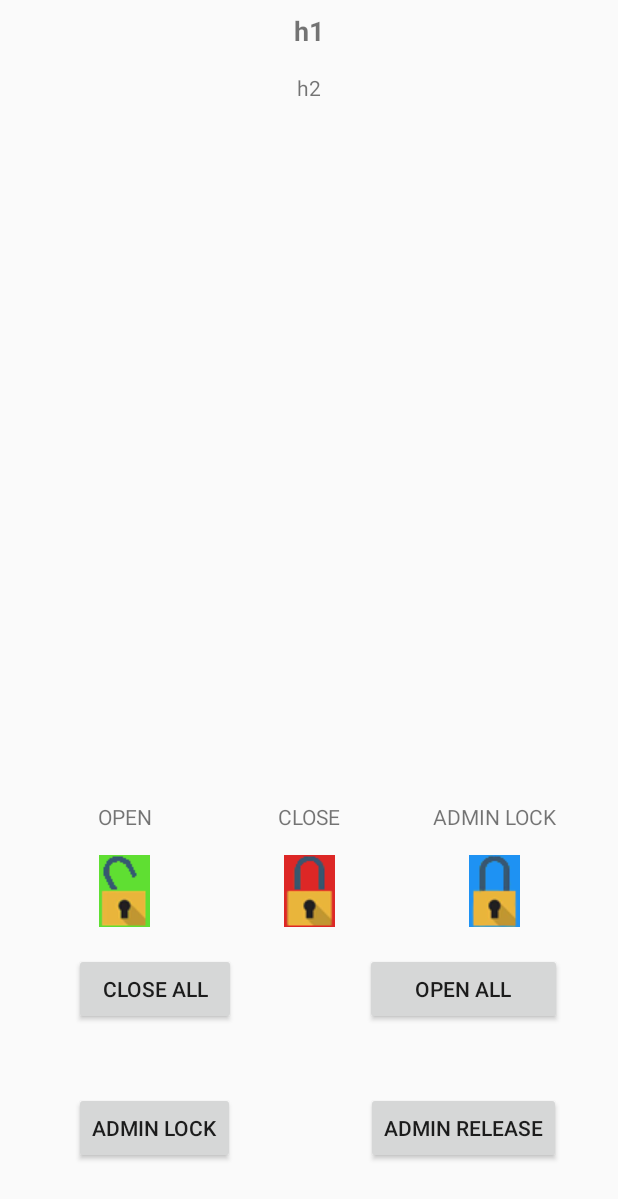
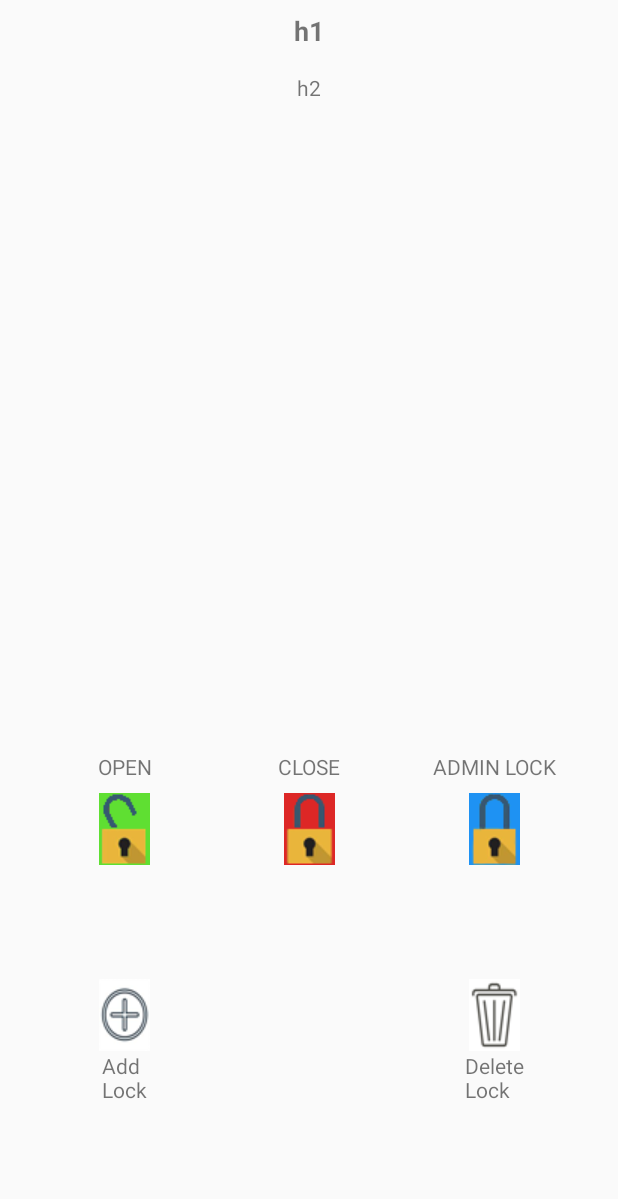
Before and after one commit to dudu4646/LockedApp, an Android app: the HouseScreen screen opened directly, with no data from a screen before it, on a phone screen of 412 x 824 dp. Shown: the top 1199 px of the screen. Run offline under Robolectric (Android 15) with nearby library versions, the phone set to English and light mode, and no system bars; our stand-ins replace Firebase (no records; nobody signed in at launch, a user with empty details on screens opened directly); 5 statements that could not run were skipped.

Commit message:
03/08/19 home screen changes needs to build add lock and delete lock

```diff
--- a/app/src/main/java/packet/com/lockedappproject/Activities/HouseScreen.java
+++ b/app/src/main/java/packet/com/lockedappproject/Activities/HouseScreen.java
@@ -1,11 +1,13 @@
 package packet.com.lockedappproject.Activities;
 
+import android.content.Intent;
 import android.graphics.Color;
 import android.graphics.Typeface;
 import android.os.Bundle;
 import android.view.View;
-import android.widget.Button;
+import android.widget.ImageView;
 import android.widget.TextView;
+import android.widget.Toast;
 
 import androidx.appcompat.app.AppCompatActivity;
 import androidx.recyclerview.widget.LinearLayoutManager;
@@ -26,7 +28,7 @@ public class HouseScreen extends AppCompatActivity implements HouseScreenAdapt.I
 
     private TextView h1, h2, checkNum;
     private RecyclerView lockList;
-    private Button closeAll, openAll, closeAdmin, openAdmin;
+    private ImageView open, close, admin,addImg,dltImg;
     private HouseScreenAdapt adapt;
     private House house;
     private List<Lock> arr;
@@ -51,74 +53,87 @@ public class HouseScreen extends AppCompatActivity implements HouseScreenAdapt.I
         lockList.setAdapter(adapt);
         //List<Lock>
         arr = new ArrayList<>();
-        //Button
-        openAll = findViewById(R.id.openAll);
-        openAll.setOnClickListener(new View.OnClickListener() {
+        //ImageView
+        open = findViewById(R.id.opemImg);
+        open.setOnClickListener(new View.OnClickListener() {
             @Override
             public void onClick(View view) {
                 if (arr.size() == 0)
-                    Snackbar.make(view, "Select locks first", Snackbar.LENGTH_SHORT).show();
+                    Snackbar.make(view, "Choose Lock to open", Snackbar.LENGTH_SHORT);
                 else {
                     boolean flg = false;
-                    for (Lock l : arr)
-                        if (l.status.equalsIgnoreCase("lock"))
-                            flg = false;
-                        else if (l.status.equalsIgnoreCase("close"))
+                    for (Lock l : arr) {
+                        boolean admin = l.admin.contains(FireBase.getUid());
+                        if (l.status.equalsIgnoreCase("close") ||
+                            (l.status.equalsIgnoreCase("lock") && admin))
                             FireBase.changeLockTo(l, "open");
+                        else
+                            flg = (l.status.equalsIgnoreCase("lock") && !admin) || flg;
+                    }
                     if (flg)
                         Snackbar.make(view, R.string.generalLockAlert, Snackbar.LENGTH_LONG).show();
                 }
             }
         });
-        closeAll = findViewById(R.id.closaAll);
-        closeAll.setOnClickListener(new View.OnClickListener() {
+        close = findViewById(R.id.closeImg);
+        close.setOnClickListener(new View.OnClickListener() {
             @Override
             public void onClick(View view) {
                 if (arr.size() == 0)
-                    Snackbar.make(view, "Select locks first", Snackbar.LENGTH_SHORT).show();
+                    Snackbar.make(view, "Choose Lock to open", Snackbar.LENGTH_SHORT);
                 else {
-                    for (Lock l : arr)
-                        if (l.status.equalsIgnoreCase("open"))
+                    boolean flg = false;
+                    for (Lock l : arr) {
+                        boolean admin = l.admin.contains(FireBase.getUid());
+                        if ((l.status.equalsIgnoreCase("open")) ||
+                            (l.status.equalsIgnoreCase("lock") && admin))
                             FireBase.changeLockTo(l, "close");
-                }
-            }
-        });
-        closeAdmin = findViewById(R.id.closeAdmin);
-        closeAdmin.setOnClickListener(new View.OnClickListener() {
-            @Override
-            public void onClick(View view) {
-                if (arr.size() == 0) {
-                    Snackbar.make(view, "Select locks first", Snackbar.LENGTH_SHORT).show();
-                } else {
-                    boolean flg = false;
-                    for (Lock l : arr)
-                        if (l.admin.contains(FireBase.getUid()) && !l.status.equalsIgnoreCase("lock"))
-                            FireBase.changeLockTo(l, "lock");
                         else
-                            flg = (!l.admin.contains(FireBase.getUid()) || flg);
+                            flg = (l.status.equalsIgnoreCase("lock") && !admin) || flg;
+                    }
                     if (flg)
                         Snackbar.make(view, R.string.missingAdminPer, Snackbar.LENGTH_LONG).show();
                 }
             }
         });
-        openAdmin = findViewById(R.id.openAdmin);
-        openAdmin.setOnClickListener(new View.OnClickListener() {
+        admin = findViewById(R.id.adminImg);
+        admin.setOnClickListener(new View.OnClickListener() {
             @Override
             public void onClick(View view) {
-              if (arr.size()==0)
-                  Snackbar.make(view, "Select locks first", Snackbar.LENGTH_SHORT).show();
-              else{
-                  boolean flg =false;
-                  for (Lock l:arr)
-                      if (l.admin.contains(FireBase.getUid()) && l.status.equalsIgnoreCase("lock"))
-                          FireBase.changeLockTo(l,"open");
-                      else
-                          flg = (!l.admin.contains(FireBase.getUid()) || flg);
-                  if (flg)
-                      Snackbar.make(view, R.string.missingAdminPer, Snackbar.LENGTH_LONG).show();
-              }
+                if (arr.size() == 0)
+                    Snackbar.make(view, "Choose Lock to open", Snackbar.LENGTH_SHORT);
+                else{
+                    boolean flg = false;
+                    for(Lock l:arr) {
+                        boolean admin = l.admin.contains(FireBase.getUid());
+                        if ((!l.status.equalsIgnoreCase("lock"))&& admin)
+                            FireBase.changeLockTo(l,"lock");
+                        else
+                            flg = !admin || flg;
+                    }
+                    if (flg)
+                        Snackbar.make(view, R.string.missingAdminPer, Snackbar.LENGTH_LONG).show();
+                }
             }
         });
+
+        addImg= findViewById(R.id.addImg);
+        addImg.setOnClickListener(new View.OnClickListener() {
+            @Override
+            public void onClick(View view) {
+                Intent intent = new Intent(getApplicationContext(),Test_AddLock.class);
+                intent.putExtra("houseId",house.id);
+                startActivity(intent);
+            }
+        });
+        dltImg = findViewById(R.id.dltImg);
+        dltImg.setOnClickListener(new View.OnClickListener() {
+            @Override
+            public void onClick(View view) {
+                Toast.makeText(HouseScreen.this, "צריך לבנות", Toast.LENGTH_SHORT).show();
+            }
+        });
+
     }
 
 
@@ -139,8 +154,9 @@ public class HouseScreen extends AppCompatActivity implements HouseScreenAdapt.I
         TextView tv = (TextView) view;
         Lock l = FireBase.getLockByStr(tv.getText().toString());
         int i;
-        for (i=0;i<arr.size() && !arr.get(i).name.equalsIgnoreCase(tv.getText().toString());i++);
-        if (i<arr.size()) {
+        for (i = 0; i < arr.size() && !arr.get(i).name.equalsIgnoreCase(tv.getText().toString()); i++)
+            ;
+        if (i < arr.size()) {
             tv.setBackgroundColor(Color.TRANSPARENT);
             tv.setTypeface(Typeface.DEFAULT);
             arr.remove(i);
--- a/app/src/main/java/packet/com/lockedappproject/Activities/MainActivity.java
+++ b/app/src/main/java/packet/com/lockedappproject/Activities/MainActivity.java
@@ -49,6 +49,7 @@ public class MainActivity extends AppCompatActivity implements FireBase.UpdateUi
         FireBase.getNicks();
     }
 
+    //    @SuppressLint("CutPasteId")
     @SuppressLint("CutPasteId")
     @Override
     protected void onCreate(Bundle savedInstanceState) {
--- a/app/src/main/res/layout/activity_house_screen.xml
+++ b/app/src/main/res/layout/activity_house_screen.xml
@@ -33,14 +33,7 @@
         android:layout_width="wrap_content"
         android:layout_height="wrap_content"
         android:orientation="horizontal"
-        app:layout_constraintGuide_percent="0.75" />
-
-    <androidx.constraintlayout.widget.Guideline
-        android:id="@+id/guideline14"
-        android:layout_width="wrap_content"
-        android:layout_height="wrap_content"
-        android:orientation="horizontal"
-        app:layout_constraintGuide_percent="0.85" />
+        app:layout_constraintGuide_percent="0.7" />
 
     <androidx.constraintlayout.widget.Guideline
         android:id="@+id/guideline15"
@@ -48,57 +41,6 @@
         android:layout_height="wrap_content"
         android:orientation="vertical"
         app:layout_constraintGuide_percent="0.5" />
-
-    <Button
-        android:id="@+id/closaAll"
-        android:layout_width="108dp"
-        android:layout_height="wrap_content"
-        android:layout_marginTop="4dp"
-        android:layout_marginBottom="4dp"
-        android:onClick="ActionClicked"
-        android:text="Close All"
-        app:layout_constraintBottom_toTopOf="@+id/guideline14"
-        app:layout_constraintEnd_toEndOf="@+id/closeAdmin"
-        app:layout_constraintHorizontal_bias="0.0"
-        app:layout_constraintStart_toStartOf="@+id/closeAdmin"
-        app:layout_constraintTop_toTopOf="@+id/guideline13" />
-
-    <Button
-        android:id="@+id/openAll"
-        android:layout_width="131dp"
-        android:layout_height="wrap_content"
-        android:onClick="ActionClicked"
-        android:text="Open All"
-        app:layout_constraintBaseline_toBaselineOf="@+id/closaAll"
-        app:layout_constraintEnd_toEndOf="@+id/openAdmin"
-        app:layout_constraintStart_toStartOf="@+id/openAdmin" />
-
-    <Button
-        android:id="@+id/closeAdmin"
-        android:layout_width="wrap_content"
-        android:layout_height="wrap_content"
-        android:layout_marginStart="8dp"
-        android:layout_marginTop="4dp"
-        android:layout_marginEnd="8dp"
-        android:layout_marginBottom="8dp"
-        android:onClick="ActionClicked"
-        android:text="Admin lock"
-        app:layout_constraintBottom_toBottomOf="parent"
-        app:layout_constraintEnd_toStartOf="@+id/guideline15"
-        app:layout_constraintStart_toStartOf="parent"
-        app:layout_constraintTop_toBottomOf="@+id/closaAll" />
-
-    <Button
-        android:id="@+id/openAdmin"
-        android:layout_width="wrap_content"
-        android:layout_height="wrap_content"
-        android:layout_marginStart="8dp"
-        android:layout_marginEnd="8dp"
-        android:onClick="ActionClicked"
-        android:text="Admin release"
-        app:layout_constraintBaseline_toBaselineOf="@+id/closeAdmin"
-        app:layout_constraintEnd_toEndOf="parent"
-        app:layout_constraintStart_toStartOf="@+id/guideline15" />
 
     <androidx.recyclerview.widget.RecyclerView
         android:id="@+id/lockList"
@@ -130,7 +72,7 @@
         app:layout_constraintGuide_percent="0.6" />
 
     <ImageView
-        android:id="@+id/imageView"
+        android:id="@+id/opemImg"
         android:layout_width="wrap_content"
         android:layout_height="wrap_content"
         android:layout_marginStart="8dp"
@@ -147,22 +89,22 @@
         android:id="@+id/textView"
         android:layout_width="wrap_content"
         android:layout_height="wrap_content"
-        android:layout_marginBottom="16dp"
+        android:layout_marginBottom="8dp"
         android:text="OPEN"
-        app:layout_constraintBottom_toTopOf="@+id/imageView"
-        app:layout_constraintEnd_toEndOf="@+id/imageView"
-        app:layout_constraintStart_toStartOf="@+id/imageView" />
+        app:layout_constraintBottom_toTopOf="@+id/opemImg"
+        app:layout_constraintEnd_toEndOf="@+id/opemImg"
+        app:layout_constraintStart_toStartOf="@+id/opemImg" />
 
     <ImageView
-        android:id="@+id/imageView2"
+        android:id="@+id/closeImg"
         android:layout_width="wrap_content"
         android:layout_height="wrap_content"
         android:layout_marginStart="8dp"
         android:layout_marginEnd="8dp"
-        app:layout_constraintBottom_toBottomOf="@+id/imageView"
+        app:layout_constraintBottom_toBottomOf="@+id/opemImg"
         app:layout_constraintEnd_toStartOf="@+id/guideline15"
         app:layout_constraintStart_toStartOf="@+id/guideline15"
-        app:layout_constraintTop_toTopOf="@+id/imageView"
+        app:layout_constraintTop_toTopOf="@+id/opemImg"
         app:srcCompat="@drawable/close" />
 
     <TextView
@@ -171,19 +113,19 @@
         android:layout_height="wrap_content"
         android:text="CLOSE"
         app:layout_constraintBaseline_toBaselineOf="@+id/textView"
-        app:layout_constraintEnd_toEndOf="@+id/imageView2"
-        app:layout_constraintStart_toStartOf="@+id/imageView2" />
+        app:layout_constraintEnd_toEndOf="@+id/closeImg"
+        app:layout_constraintStart_toStartOf="@+id/closeImg" />
 
     <ImageView
-        android:id="@+id/imageView3"
+        android:id="@+id/adminImg"
         android:layout_width="wrap_content"
         android:layout_height="wrap_content"
         android:layout_marginStart="8dp"
         android:layout_marginEnd="8dp"
-        app:layout_constraintBottom_toBottomOf="@+id/imageView"
+        app:layout_constraintBottom_toBottomOf="@+id/opemImg"
         app:layout_constraintEnd_toStartOf="@+id/guideline22"
         app:layout_constraintStart_toStartOf="@+id/guideline22"
-        app:layout_constraintTop_toTopOf="@+id/imageView"
+        app:layout_constraintTop_toTopOf="@+id/opemImg"
         app:srcCompat="@drawable/alock" />
 
     <TextView
@@ -192,8 +134,8 @@
         android:layout_height="wrap_content"
         android:text="ADMIN LOCK"
         app:layout_constraintBaseline_toBaselineOf="@+id/textView2"
-        app:layout_constraintEnd_toEndOf="@+id/imageView3"
-        app:layout_constraintStart_toStartOf="@+id/imageView3" />
+        app:layout_constraintEnd_toEndOf="@+id/adminImg"
+        app:layout_constraintStart_toStartOf="@+id/adminImg" />
 
     <androidx.constraintlayout.widget.Guideline
         android:id="@+id/guideline21"
@@ -209,4 +151,51 @@
         android:orientation="vertical"
         app:layout_constraintGuide_percent="0.8" />
 
+    <androidx.constraintlayout.widget.Guideline
+        android:id="@+id/guideline"
+        android:layout_width="wrap_content"
+        android:layout_height="wrap_content"
+        android:orientation="horizontal"
+        app:layout_constraintGuide_percent="0.85" />
+
+    <ImageView
+        android:id="@+id/addImg"
+        android:layout_width="wrap_content"
+        android:layout_height="wrap_content"
+        app:layout_constraintBottom_toTopOf="@+id/guideline"
+        app:layout_constraintEnd_toEndOf="@+id/opemImg"
+        app:layout_constraintStart_toStartOf="@+id/opemImg"
+        app:srcCompat="@drawable/add" />
+
+    <TextView
+        android:id="@+id/textView7"
+        android:layout_width="wrap_content"
+        android:layout_height="wrap_content"
+        android:text="Add\nLock"
+        android:textAlignment="center"
+        app:layout_constraintEnd_toEndOf="@+id/addImg"
+        app:layout_constraintStart_toStartOf="@+id/addImg"
+        app:layout_constraintTop_toTopOf="@+id/guideline" />
+
+    <ImageView
+        android:id="@+id/dltImg"
+        android:layout_width="wrap_content"
+        android:layout_height="wrap_content"
+        app:layout_constraintBottom_toBottomOf="@+id/addImg"
+        app:layout_constraintEnd_toEndOf="@+id/adminImg"
+        app:layout_constraintStart_toStartOf="@+id/adminImg"
+        app:layout_constraintTop_toTopOf="@+id/addImg"
+        app:srcCompat="@drawable/dlt" />
+
+    <TextView
+        android:id="@+id/textView9"
+        android:layout_width="wrap_content"
+        android:layout_height="wrap_content"
+        android:text="Delete\nLock"
+        android:textAlignment="center"
+        app:layout_constraintBottom_toBottomOf="@+id/textView7"
+        app:layout_constraintEnd_toEndOf="@+id/dltImg"
+        app:layout_constraintStart_toStartOf="@+id/dltImg"
+        app:layout_constraintTop_toTopOf="@+id/textView7" />
+
 </androidx.constraintlayout.widget.ConstraintLayout>
```
Also changed, not shown: app/src/main/res/drawable/dlt.png (added).
